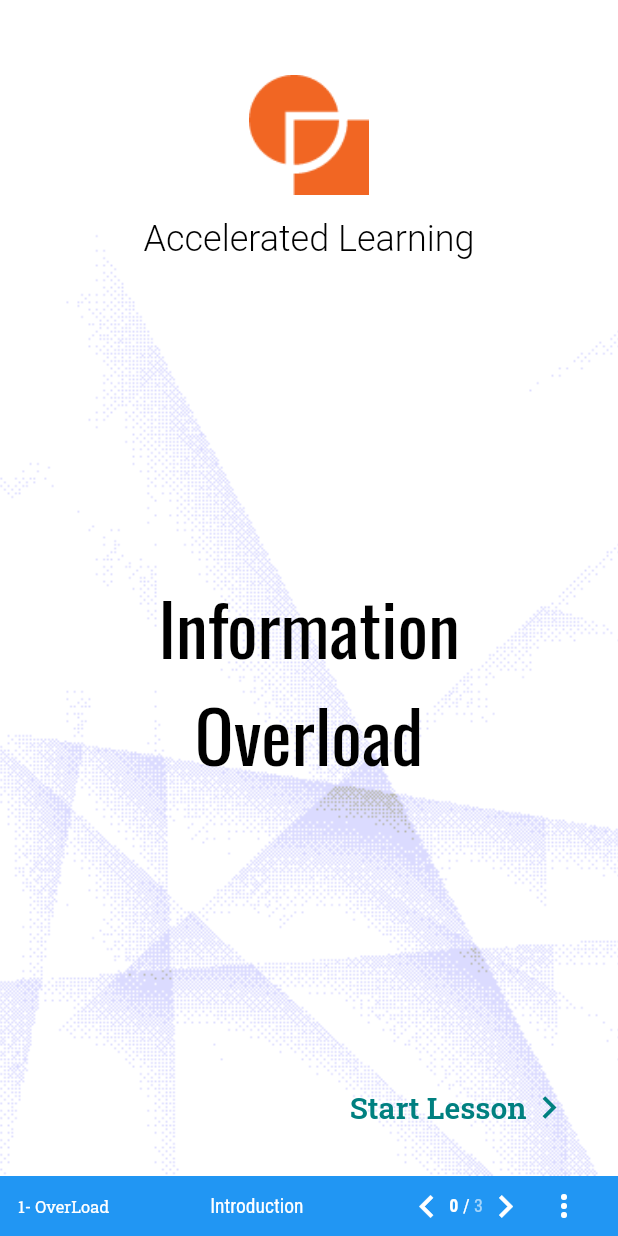
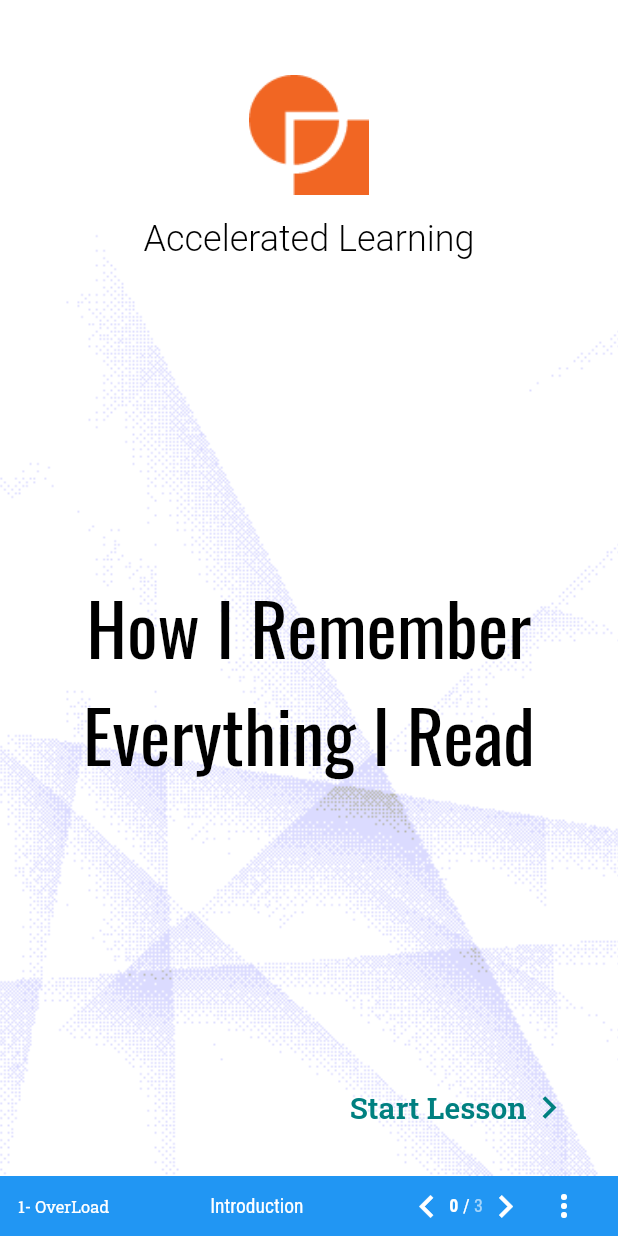
Before and after one commit to iwilfried/Flutter-Slides-Portrait, a Flutter app: the screen it shows after launch, on a phone screen of 412 x 824 dp. Run offline on Flutter 3.47's test engine with Material 2 defaults, Android fonts, the light colour scheme and no system bars; drawn by our look-alikes of auto_size_text; our stand-ins replace flutter_riverpod, google_fonts, shared_preferences; missing offline and left inert: float_column.

Commit message:
Update slide_zero.dart

```diff
--- a/lib/slides/slide_zero.dart
+++ b/lib/slides/slide_zero.dart
@@ -73,7 +73,7 @@ class SlideZero extends StatelessWidget {
                   ? Column(
                       children: [
                         AutoSizeText(
-                          'Information',
+                          'How I Remember',
                           maxLines: 1,
                           style: GoogleFonts.oswald(
                               textStyle: TextStyle(
@@ -82,7 +82,7 @@ class SlideZero extends StatelessWidget {
                           )),
                         ),
                         AutoSizeText(
-                          'Overload',
+                          'Everything I Read',
                           maxLines: 1,
                           style: GoogleFonts.oswald(
                               textStyle: TextStyle(
@@ -96,7 +96,7 @@ class SlideZero extends StatelessWidget {
                       mainAxisAlignment: MainAxisAlignment.center,
                       children: [
                         AutoSizeText(
-                          'Information ',
+                          'How I Remember',
                           maxLines: 1,
                           style: GoogleFonts.oswald(
                               textStyle: TextStyle(
@@ -105,7 +105,7 @@ class SlideZero extends StatelessWidget {
                           )),
                         ),
                         AutoSizeText(
-                          'Overload',
+                          'Everything I Read',
                           maxLines: 1,
                           style: GoogleFonts.oswald(
                               textStyle: TextStyle(
```
